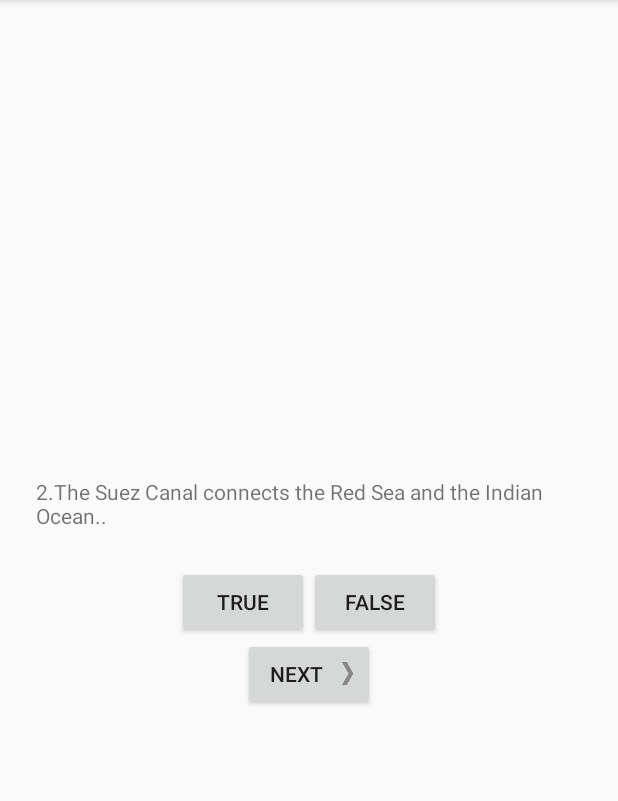
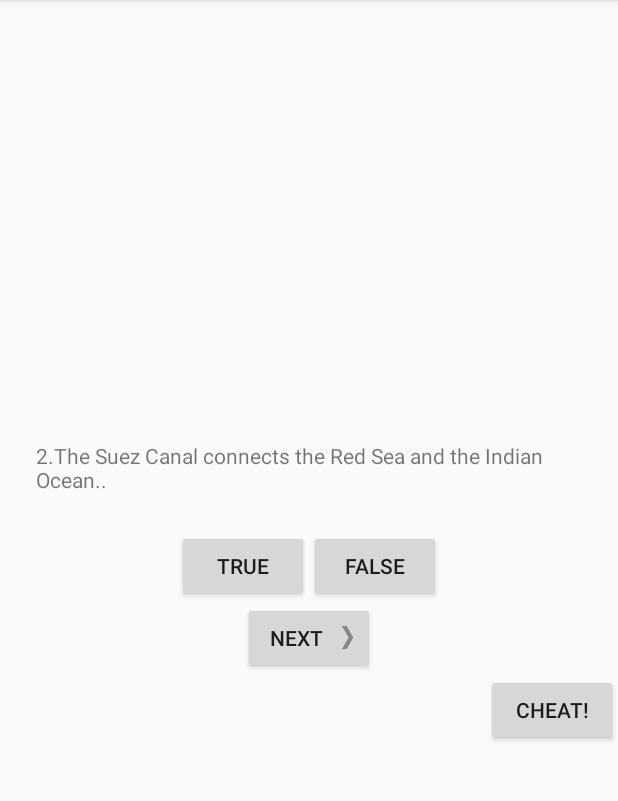
Before and after one commit to PeixotoL/GeoQuiz, an Android app: the screen it shows after launch (QuizActivity), in the options menu, after a tap on "Settings", on a phone screen of 412 x 824 dp, the part 84-885 px from its top. Run offline under Robolectric (Android 15) with nearby library versions, the phone set to English and light mode, and no system bars.

Commit message:
Chapter 5 - Second Activity - Cheating

```diff
--- a/app/build.gradle
+++ b/app/build.gradle
@@ -28,6 +28,9 @@ dependencies {
 
     implementation 'androidx.appcompat:appcompat:1.1.0'
     implementation 'androidx.constraintlayout:constraintlayout:1.1.3'
+    implementation 'com.google.android.material:material:1.1.0'
+    implementation 'androidx.navigation:navigation-fragment:2.2.1'
+    implementation 'androidx.navigation:navigation-ui:2.2.1'
     testImplementation 'junit:junit:4.12'
     androidTestImplementation 'androidx.test.ext:junit:1.1.1'
     androidTestImplementation 'androidx.test.espresso:espresso-core:3.2.0'
--- a/app/src/main/AndroidManifest.xml
+++ b/app/src/main/AndroidManifest.xml
@@ -9,6 +9,9 @@
         android:roundIcon="@mipmap/ic_launcher_round"
         android:supportsRtl="true"
         android:theme="@style/AppTheme">
+        <activity
+            android:name=".CheatActivity"
+            android:label="@string/title_activity_cheat"></activity>
         <activity android:name=".QuizActivity">
             <intent-filter>
                 <action android:name="android.intent.action.MAIN" />
--- /dev/null
+++ b/app/src/main/java/com/bignerdranch/android/geoquiz/CheatActivity.java
@@ -0,0 +1,72 @@
+package com.bignerdranch.android.geoquiz;
+
+import android.content.Context;
+import android.content.Intent;
+import android.os.Bundle;
+
+import com.google.android.material.floatingactionbutton.FloatingActionButton;
+import com.google.android.material.snackbar.Snackbar;
+
+import androidx.appcompat.app.AppCompatActivity;
+import androidx.appcompat.widget.Toolbar;
+
+import android.util.Log;
+import android.view.View;
+import android.widget.Button;
+import android.widget.TextView;
+
+public class CheatActivity extends AppCompatActivity {
+    private static final String TAG = "QuizActivity";
+    private static final String EXTRA_ANSWER_IS_TRUE = "com.bignerdranch" +
+            ".android.geoquiz.answer_is_true";
+    private static final String EXTRA_ANSWER_SHOWN = "com.bignerdranch" +
+            ".android" +
+            ".geoquiz.answer_show";
+
+    private boolean mAnswerIsTrue;
+    private TextView mAnswerTextView;
+    private Button mShowAnswer;
+
+
+    public static Intent newIntent(Context packageContext,
+                                   boolean answerIsTrue) {
+        Intent intent = new Intent(packageContext, CheatActivity.class);
+        intent.putExtra(EXTRA_ANSWER_IS_TRUE, answerIsTrue);
+        return intent;
+    }
+
+    public static boolean wasAnswerShown(Intent result) {
+        return result.getBooleanExtra(EXTRA_ANSWER_SHOWN, false);
+    }
+
+    @Override
+    protected void onCreate(Bundle savedInstanceState) {
+        super.onCreate(savedInstanceState);
+        Log.d(TAG, "Cheat - onCreate(Bundle) Called");
+        setContentView(R.layout.activity_cheat);
+
+        mAnswerIsTrue = getIntent().getBooleanExtra(EXTRA_ANSWER_IS_TRUE,
+                false);
+        mAnswerTextView = (TextView) findViewById(R.id.answer_text_view);
+
+        mShowAnswer = (Button) findViewById(R.id.show_answer_button);
+        mShowAnswer.setOnClickListener(new View.OnClickListener() {
+            @Override
+            public void onClick(View v) {
+                if (mAnswerIsTrue) {
+                    mAnswerTextView.setText(R.string.true_button);
+                } else {
+                    mAnswerTextView.setText(R.string.false_button);
+                }
+                setAnswerShownResult(true);
+            }
+        });
+    }
+
+    private void setAnswerShownResult(boolean isAnswerShown) {
+        Log.d(TAG, "setAnswerShownResult");
+        Intent data = new Intent();
+        data.putExtra(EXTRA_ANSWER_SHOWN, isAnswerShown);
+        setResult(RESULT_OK, data);
+    }
+}
--- a/app/src/main/java/com/bignerdranch/android/geoquiz/QuizActivity.java
+++ b/app/src/main/java/com/bignerdranch/android/geoquiz/QuizActivity.java
@@ -1,27 +1,35 @@
 package com.bignerdranch.android.geoquiz;
 
+import android.app.Activity;
+import android.content.Intent;
 import android.os.Bundle;
 import android.util.Log;
 import android.view.Menu;
 import android.view.MenuItem;
 import android.view.View;
 import android.widget.Button;
-import android.widget.ImageButton;
 import android.widget.TextView;
 import android.widget.Toast;
 
+import androidx.fragment.app.Fragment;
+import androidx.navigation.fragment.NavHostFragment;
+
 import androidx.appcompat.app.AppCompatActivity;
+import androidx.fragment.app.Fragment;
 
 
 public class QuizActivity extends AppCompatActivity {
     //Making Log MSG
     private static final String TAG = "QuizActivity";
     private static final String KEY_INDEX = "index";
+    private static final int REQUEST_CODE_CHEAT = 0;
 
     private Button mTrueButton;
     private Button mFalseButton;
     private Button mNextButton;
-//    private ImageButton mPrevButton;
+    private Button mCheatButton;
+
+    //    private ImageButton mPrevButton;
     private TextView mQuestionTextView;
     private Questions[] mQuestionBank = new Questions[]{
             new Questions(R.string.question_oceans, true),
@@ -31,31 +39,38 @@ public class QuizActivity extends AppCompatActivity {
             new Questions(R.string.question_asia, true)
     };
     private int mCurrentIndex = 0;
+    private boolean mIsCheater;
 
-    private void updateQuestion(){
+    private void updateQuestion() {
         int question = mQuestionBank[mCurrentIndex].getTextResId();
         mQuestionTextView.setText(question);
     }
-    private void checkAnswer(boolean userPressedTrue){
+
+    private void checkAnswer(boolean userPressedTrue) {
         //Log.id(String, String, Throwable);
         boolean answerIsTrue = mQuestionBank[mCurrentIndex].isAnswerTrue();
 
         int messageResId = 0;
 
-        if(userPressedTrue == answerIsTrue){
-            messageResId = R.string.correct_toast;
+        if (mIsCheater) {
+            messageResId = R.string.judgment_toast;
         } else {
-            messageResId = R.string.incorrect_toast;
+            if (userPressedTrue == answerIsTrue) {
+                messageResId = R.string.correct_toast;
+            } else {
+                messageResId = R.string.incorrect_toast;
+            }
         }
         Toast.makeText(this, messageResId, Toast.LENGTH_SHORT).show();
     }
 
     @Override
     protected void onCreate(Bundle savedInstanceState) {
-        //Calling the super class implementation before the LOG.d is critical for onCreate. For others is less, but is a good practice overall.
+        //Calling the super class implementation before the LOG.d is critical
+        // for onCreate. For others is less, but is a good practice overall.
         super.onCreate(savedInstanceState);
         Log.d(TAG, "onCreate(Bundle) called");
-        if (savedInstanceState != null){
+        if (savedInstanceState != null) {
             mCurrentIndex = savedInstanceState.getInt(KEY_INDEX, 0);
         }
 
@@ -66,7 +81,8 @@ public class QuizActivity extends AppCompatActivity {
         mQuestionTextView.setText(question);*/
 
         mTrueButton = (Button) findViewById(R.id.true_button);
-        //Listener to inform when the Button know as mTrueButton has been pressed.
+        //Listener to inform when the Button know as mTrueButton has been
+        // pressed.
         mTrueButton.setOnClickListener(new View.OnClickListener() {
             @Override
             public void onClick(View v) {
@@ -85,12 +101,13 @@ public class QuizActivity extends AppCompatActivity {
             }
         });
         mNextButton = (Button) findViewById(R.id.next_button);
-        mNextButton.setOnClickListener(new View.OnClickListener(){
+        mNextButton.setOnClickListener(new View.OnClickListener() {
             @Override
-            public void onClick(View v){
+            public void onClick(View v) {
                 mCurrentIndex = (++mCurrentIndex) % mQuestionBank.length;
                 /*int question = mQuestionBank[mCurrentIndex].getTextResId();
                 mQuestionTextView.setText(question);*/
+                mIsCheater = false;
                 updateQuestion();
             }
         });
@@ -106,8 +123,43 @@ public class QuizActivity extends AppCompatActivity {
                 }
             }
         });*/
+        mCheatButton = (Button) findViewById(R.id.cheat_button);
+        mCheatButton.setOnClickListener(new View.OnClickListener() {
+            @Override
+            public void onClick(View v) {
+                //Intent i = new Intent(QuizActivity.this, CheatActivity.class);
+                boolean answerIsTrue =
+                        mQuestionBank[mCurrentIndex].isAnswerTrue();
+                Intent intent = CheatActivity.newIntent(QuizActivity.this,
+                        answerIsTrue);
+                startActivityForResult(intent, REQUEST_CODE_CHEAT);
+
+            }
+        });
         updateQuestion();
     }
+
+    @Override
+    protected void onActivityResult(int requestCode, int resultCode,
+                                    Intent data) {
+        super.onActivityResult(requestCode, resultCode, data);
+        Log.d(TAG, "onActivityResult_ResquestCode: " + requestCode);
+        if (resultCode != Activity.RESULT_OK) {
+            return;
+        }
+
+        if (requestCode == REQUEST_CODE_CHEAT) {
+            if (data == null) {
+                Log.d(TAG, "data == null");
+                return;
+            } else{
+                mIsCheater = CheatActivity.wasAnswerShown(data);
+                Log.d(TAG, "setting: " + mIsCheater);
+            }
+
+        }
+    }
+
     @Override
     public void onSaveInstanceState(Bundle savedInstanceState) {
         super.onSaveInstanceState(savedInstanceState);
@@ -116,42 +168,46 @@ public class QuizActivity extends AppCompatActivity {
     }
 
     @Override
-    public void onStart(){
+    public void onStart() {
         super.onStart();
-        Log.d(TAG,"onStart() called");
+        Log.d(TAG, "onStart() called");
     }
+
     @Override
-    public void onPause(){
+    public void onPause() {
         super.onPause();
         Log.d(TAG, "onPause() called");
     }
+
     @Override
-    public void onResume(){
+    public void onResume() {
         super.onResume();
         Log.d(TAG, "onResume() called");
     }
+
     @Override
-    public void onStop(){
+    public void onStop() {
         super.onStop();
         Log.d(TAG, "onStop() called");
     }
+
     @Override
-    public void onDestroy(){
+    public void onDestroy() {
         super.onDestroy();
         Log.d(TAG, "onDestroy() called");
     }
 
 
     @Override
-    public boolean onCreateOptionsMenu(Menu menu){
+    public boolean onCreateOptionsMenu(Menu menu) {
         getMenuInflater().inflate(R.menu.menu_main, menu);
         return true;
     }
 
     @Override
-    public boolean onOptionsItemSelected(MenuItem item){
+    public boolean onOptionsItemSelected(MenuItem item) {
         int id = item.getItemId();
-        if (id == R.id.action_settings){
+        if (id == R.id.action_settings) {
             return true;
         }
         return super.onOptionsItemSelected(item);
--- a/app/src/main/res/layout-land/activity_quiz.xml
+++ b/app/src/main/res/layout-land/activity_quiz.xml
@@ -52,7 +52,12 @@
             android:text="@string/next_button"
             android:drawableRight="@drawable/arrow_right"
             android:drawablePadding="4dp"/>
+        <Button
+            android:id="@+id/cheat_button"
+            android:layout_width="wrap_content"
+            android:layout_height="wrap_content"
+            android:layout_gravity="bottom|center"
+            android:text="@string/cheat_button" />
   <!--      </LinearLayout>-->
-
         </FrameLayout>
 </androidx.constraintlayout.widget.ConstraintLayout>
--- a/app/src/main/res/layout/activity_quiz.xml
+++ b/app/src/main/res/layout/activity_quiz.xml
@@ -47,7 +47,12 @@
                 android:text="@string/next_button"
                 android:drawableRight="@drawable/arrow_right"
                 android:drawablePadding="4dp"/>
+            <Button
+                android:id="@+id/cheat_button"
+                android:layout_width="wrap_content"
+                android:layout_height="wrap_content"
+                android:layout_gravity="bottom|end"
+                android:text="@string/cheat_button" />
         <!--</LinearLayout>-->
-
         </LinearLayout>
 </androidx.constraintlayout.widget.ConstraintLayout>
--- /dev/null
+++ b/app/src/main/res/values/dimens.xml
@@ -0,0 +1,3 @@
+<resources>
+    <dimen name="fab_margin">16dp</dimen>
+</resources>
```
Also changed, not shown: app/src/main/res/layout/activity_cheat.xml (added, +31 -0 lines), app/src/main/res/values/strings.xml (+13 -0 lines), app/src/main/res/values/styles.xml (+9 -0 lines).
